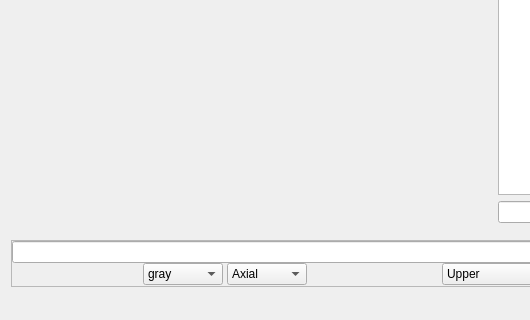
Qt form window.ui (ryanneph/PyViz) before a commit; both pictures show x 0 to 530 and y 395 to 715 of the 968 by 715 pixel window.
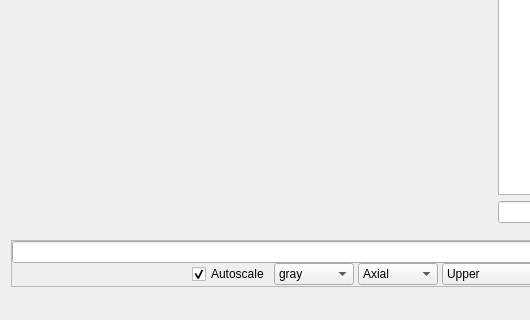
The same form after that commit.

Commit message: added basic autoscale enable/disable

```diff
--- a/window.ui
+++ b/window.ui
@@ -169,62 +169,6 @@
          </property>
         </widget>
        </item>
-       <item row="1" column="1">
-        <widget class="QComboBox" name="combo_cmap">
-         <property name="sizePolicy">
-          <sizepolicy hsizetype="Fixed" vsizetype="Fixed">
-           <horstretch>0</horstretch>
-           <verstretch>0</verstretch>
-          </sizepolicy>
-         </property>
-         <property name="minimumSize">
-          <size>
-           <width>80</width>
-           <height>0</height>
-          </size>
-         </property>
-         <property name="maxCount">
-          <number>10</number>
-         </property>
-         <item>
-          <property name="text">
-           <string>gray</string>
-          </property>
-         </item>
-         <item>
-          <property name="text">
-           <string>viridis</string>
-          </property>
-         </item>
-         <item>
-          <property name="text">
-           <string>Paired</string>
-          </property>
-         </item>
-        </widget>
-       </item>
-       <!-- <item row="1" column="0"> -->
-       <!--  <widget class="QSlider" name="horizontalSlider"> -->
-       <!--   <property name="enabled"> -->
-       <!--    <bool>false</bool> -->
-       <!--   </property> -->
-       <!--   <property name="sizePolicy"> -->
-       <!--    <sizepolicy hsizetype="MinimumExpanding" vsizetype="Fixed"> -->
-       <!--     <horstretch>0</horstretch> -->
-       <!--     <verstretch>0</verstretch> -->
-       <!--    </sizepolicy> -->
-       <!--   </property> -->
-       <!--   <property name="minimumSize"> -->
-       <!--    <size> -->
-       <!--     <width>100</width> -->
-       <!--     <height>0</height> -->
-       <!--    </size> -->
-       <!--   </property> -->
-       <!--   <property name="orientation"> -->
-       <!--    <enum>Qt::Horizontal</enum> -->
-       <!--   </property> -->
-       <!--  </widget> -->
-       <!-- </item> -->
        <item row="0" column="10" rowspan="3">
         <widget class="QPushButton" name="btn_Refresh">
          <property name="enabled">
@@ -241,7 +185,21 @@
          </property>
         </widget>
        </item>
-       <item row="1" column="2">
+       <item row="1" column="4">
+        <widget class="QComboBox" name="combo_yaxis">
+         <item>
+          <property name="text">
+           <string>Upper</string>
+          </property>
+         </item>
+         <item>
+          <property name="text">
+           <string>Lower</string>
+          </property>
+         </item>
+        </widget>
+       </item>
+       <item row="1" column="3">
         <widget class="QComboBox" name="combo_orientslice">
          <property name="sizePolicy">
           <sizepolicy hsizetype="Fixed" vsizetype="Fixed">
@@ -287,11 +245,26 @@
          </item>
         </widget>
        </item>
-       <item row="1" column="4">
-        <widget class="QComboBox" name="combo_yaxis">
+       <item row="1" column="2">
+        <widget class="QComboBox" name="combo_cmap">
+         <property name="sizePolicy">
+          <sizepolicy hsizetype="Fixed" vsizetype="Fixed">
+           <horstretch>0</horstretch>
+           <verstretch>0</verstretch>
+          </sizepolicy>
+         </property>
+         <property name="minimumSize">
+          <size>
+           <width>80</width>
+           <height>0</height>
+          </size>
+         </property>
+         <property name="maxCount">
+          <number>10</number>
+         </property>
          <item>
           <property name="text">
-           <string>Upper</string>
+           <string>gray</string>
           </property>
          </item>
          <item>
@@ -299,6 +272,21 @@
            <string>Lower</string>
           </property>
          </item>
+         <item>
+          <property name="text">
+           <string>Paired</string>
+          </property>
+         </item>
+        </widget>
+       </item>
+       <item row="1" column="1" alignment="Qt::AlignRight">
+        <widget class="QCheckBox" name="chk_autoscale">
+         <property name="text">
+          <string>Autoscale</string>
+         </property>
+         <property name="checked">
+          <bool>true</bool>
+         </property>
         </widget>
        </item>
       </layout>
```
Left out of the diff: 28 changed lines with no effect on the pictures. The commit also changes 2 other files.
